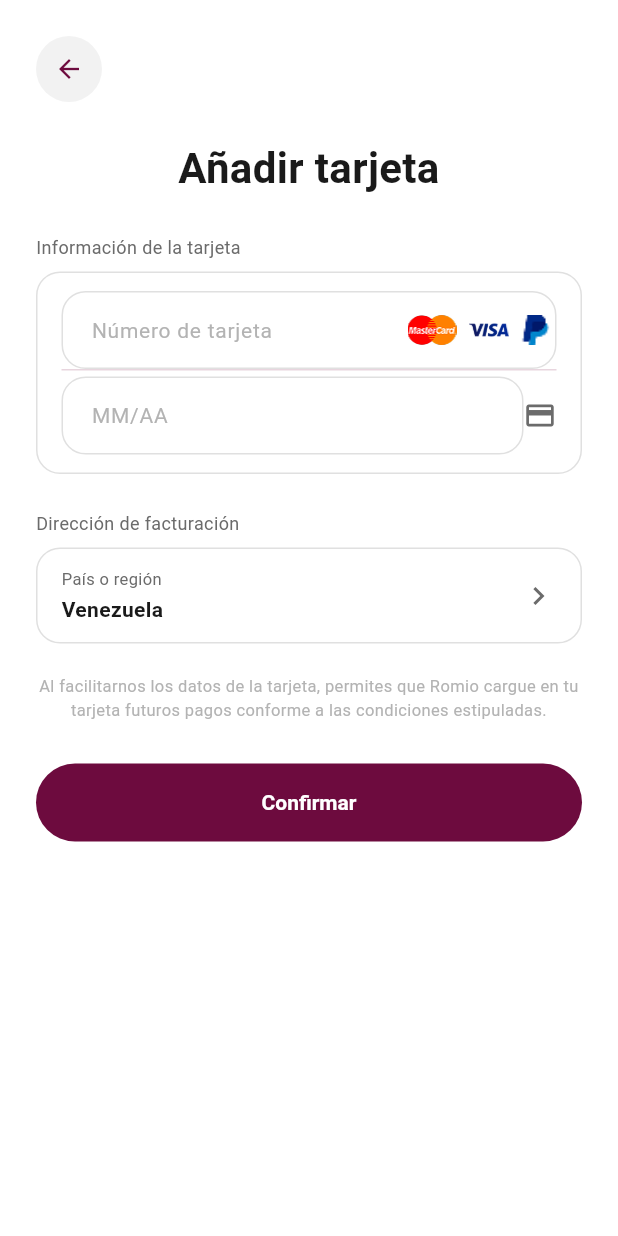
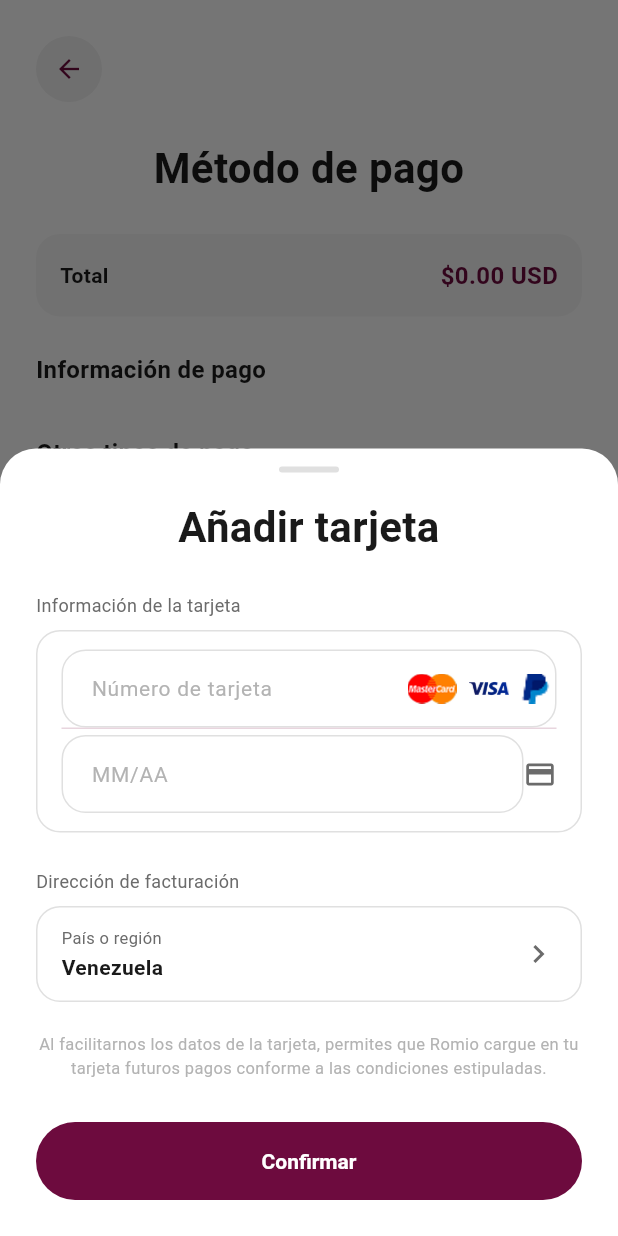
Before and after one commit to umairhassan003/Romio, a Flutter app: the PaymentScreen screen opened by its route, after a tap on "Elegir otro método de pago", on a phone screen of 412 x 824 dp. Run offline on Flutter 3.47's test engine with Material 3 defaults, Android fonts, the phone set to English and light mode, and no system bars; our stand-ins replace cached_network_image, file_picker, flutter_map, flutter_svg, go_router, latlong2 and 4 more; accounts and stored records are empty; generated files the repository leaves out were written again.

Commit message:
feat: update AddCardScreen to support modal bottom sheet presentation alongside existing full-screen view

```diff
--- a/lib/mobile/features/payment/screens/add_card_screen.dart
+++ b/lib/mobile/features/payment/screens/add_card_screen.dart
@@ -1,6 +1,5 @@
 import 'package:flutter/material.dart';
 import 'package:flutter/services.dart';
-import 'package:go_router/go_router.dart';
 import 'package:provider/provider.dart';
 import 'package:flutter_gen/gen_l10n/app_localizations.dart';
 
@@ -15,8 +14,13 @@ import '../widgets/card_brand_logo.dart';
 /// "Añadir tarjeta" — collects a card (number, expiry, billing country) and
 /// adds it to the in-memory [CardWalletProvider]. Per product rules the CVV is
 /// NOT collected here (only at pay time), and nothing is written to Supabase.
+///
+/// Presentable two ways: as a full-screen route (default) or, when
+/// [isBottomSheet] is true, as the body of a modal bottom sheet. Both pop with
+/// the created [SavedCard] via `Navigator.pop`, so it works in either host.
 class AddCardScreen extends StatefulWidget {
-  const AddCardScreen({super.key});
+  final bool isBottomSheet;
+  const AddCardScreen({super.key, this.isBottomSheet = false});
 
   @override
   State<AddCardScreen> createState() => _AddCardScreenState();
@@ -50,6 +54,49 @@ class _AddCardScreenState extends State<AddCardScreen> {
   Widget build(BuildContext context) {
     final l10n = AppLocalizations.of(context);
 
+    if (widget.isBottomSheet) {
+      // ── Modal bottom-sheet presentation ──
+      return Padding(
+        padding: EdgeInsets.only(bottom: MediaQuery.of(context).viewInsets.bottom),
+        child: Container(
+          decoration: const BoxDecoration(
+            color: AppColors.backgroundWhite,
+            borderRadius: BorderRadius.vertical(top: Radius.circular(24)),
+          ),
+          child: SafeArea(
+            top: false,
+            child: Form(
+              key: _formKey,
+              child: SingleChildScrollView(
+                padding: const EdgeInsets.fromLTRB(24, 12, 24, 24),
+                child: Column(
+                  mainAxisSize: MainAxisSize.min,
+                  crossAxisAlignment: CrossAxisAlignment.stretch,
+                  children: [
+                    Center(
+                      child: Container(
+                        width: 40,
+                        height: 4,
+                        decoration: BoxDecoration(
+                          color: AppColors.borderField,
+                          borderRadius: BorderRadius.circular(2),
+                        ),
+                      ),
+                    ),
+                    const SizedBox(height: 16),
+                    _title(l10n),
+                    const SizedBox(height: 24),
+                    ..._formChildren(l10n),
+                  ],
+                ),
+              ),
+            ),
+          ),
+        ),
+      );
+    }
+
+    // ── Full-screen presentation ──
     return Scaffold(
       backgroundColor: AppColors.backgroundWhite,
       body: SafeArea(
@@ -61,7 +108,7 @@ class _AddCardScreenState extends State<AddCardScreen> {
               Align(
                 alignment: Alignment.centerLeft,
                 child: GestureDetector(
-                  onTap: () => context.pop(),
+                  onTap: () => Navigator.of(context).pop(),
                   child: Container(
                     width: 44,
                     height: 44,
@@ -75,15 +122,27 @@ class _AddCardScreenState extends State<AddCardScreen> {
                 ),
               ),
               const SizedBox(height: 24),
-              Center(
+              _title(l10n),
+              const SizedBox(height: 24),
+              ..._formChildren(l10n),
+            ],
+          ),
+        ),
+      ),
+    );
+  }
+
+  Widget _title(AppLocalizations? l10n) => Center(
         child: Text(
           l10n?.addCardTitle ?? 'Añadir tarjeta',
           textAlign: TextAlign.center,
           style: AppTextStyles.headingXL.copyWith(color: AppColors.textPrimary),
         ),
-              ),
-              const SizedBox(height: 24),
+      );
 
+  /// The card-information + billing + disclaimer + confirm section, shared by
+  /// both the screen and the bottom-sheet layouts.
+  List<Widget> _formChildren(AppLocalizations? l10n) => [
         // ── Card information ──────────────────────────────────
         Text(
           l10n?.addCardInfoSection ?? 'Información de la tarjeta',
@@ -106,8 +165,8 @@ class _AddCardScreenState extends State<AddCardScreen> {
                   isDense: true,
                   border: InputBorder.none,
                   hintText: l10n?.paymentCardNumber ?? 'Número de tarjeta',
-                        hintStyle: AppTextStyles.bodyM
-                            .copyWith(color: AppColors.textTertiary),
+                  hintStyle:
+                      AppTextStyles.bodyM.copyWith(color: AppColors.textTertiary),
                   suffixIcon: Padding(
                     padding: const EdgeInsets.only(right: 4),
                     child: AcceptedBrandsRow(
@@ -177,8 +236,7 @@ class _AddCardScreenState extends State<AddCardScreen> {
                     ],
                   ),
                 ),
-                      const Icon(Icons.chevron_right,
-                          color: AppColors.textSecondary),
+                const Icon(Icons.chevron_right, color: AppColors.textSecondary),
               ],
             ),
           ),
@@ -201,8 +259,8 @@ class _AddCardScreenState extends State<AddCardScreen> {
             onPressed: _onConfirm,
             style: ElevatedButton.styleFrom(
               backgroundColor: AppColors.primaryBurgundy,
-                    shape: RoundedRectangleBorder(
-                        borderRadius: BorderRadius.circular(28)),
+              shape:
+                  RoundedRectangleBorder(borderRadius: BorderRadius.circular(28)),
               elevation: 0,
             ),
             child: Text(
@@ -211,12 +269,7 @@ class _AddCardScreenState extends State<AddCardScreen> {
             ),
           ),
         ),
-            ],
-          ),
-        ),
-      ),
-    );
-  }
+      ];
 
   Widget _fieldCard({required Widget child}) => Container(
         padding: const EdgeInsets.symmetric(horizontal: 16, vertical: 12),
@@ -327,7 +380,7 @@ class _AddCardScreenState extends State<AddCardScreen> {
           billingCountry: _country,
         );
 
-    context.pop(card);
+    Navigator.of(context).pop(card);
   }
 
   bool _passesLuhn(String number) {
--- a/lib/mobile/features/reservation/screens/payment_screen.dart
+++ b/lib/mobile/features/reservation/screens/payment_screen.dart
@@ -14,6 +14,7 @@ import '../../auth/providers/auth_provider.dart';
 import '../../payment/models/saved_card.dart';
 import '../../payment/providers/card_wallet_provider.dart';
 import '../../payment/widgets/card_brand_logo.dart';
+import '../../payment/screens/add_card_screen.dart';
 import '../widgets/paypal_approval_screen.dart';
 
 enum _PayMode { card, paypal }
@@ -44,10 +45,11 @@ class _PaymentScreenState extends State<PaymentScreen> {
   @override
   void initState() {
     super.initState();
-    _termsRecognizer = TapGestureRecognizer()
-      ..onTap = () => context.push('/profile/terms');
-    _privacyRecognizer = TapGestureRecognizer()
-      ..onTap = () => context.push('/profile/privacy-policy');
+    _termsRecognizer =
+        TapGestureRecognizer()..onTap = () => context.push('/profile/terms');
+    _privacyRecognizer =
+        TapGestureRecognizer()
+          ..onTap = () => context.push('/profile/privacy-policy');
   }
 
   @override
@@ -62,7 +64,8 @@ class _PaymentScreenState extends State<PaymentScreen> {
   /// "Privacy Policy" rendered bold + tappable (links to their pages). The link
   /// phrases are matched inside the localized sentence so it stays translatable.
   Widget _buildTermsText(AppLocalizations? l10n) {
-    final full = l10n?.paymentTermsAccept ??
+    final full =
+        l10n?.paymentTermsAccept ??
         'He leído y acepto los Términos y Condiciones y las Políticas de Privacidad.';
     final termsLabel = l10n?.termsLinkLabel ?? 'Términos y Condiciones';
     final privacyLabel = l10n?.privacyLinkLabel ?? 'Políticas de Privacidad';
@@ -86,7 +89,9 @@ class _PaymentScreenState extends State<PaymentScreen> {
       if (start > cursor) {
         spans.add(TextSpan(text: full.substring(cursor, start), style: base));
       }
-      spans.add(TextSpan(text: label, style: linkStyle, recognizer: recognizer));
+      spans.add(
+        TextSpan(text: label, style: linkStyle, recognizer: recognizer),
+      );
       cursor = start + label.length;
     }
     if (cursor < full.length) {
@@ -467,7 +472,14 @@ class _PaymentScreenState extends State<PaymentScreen> {
   }
 
   Future<void> _addCard() async {
-    final card = await context.push<SavedCard>('/profile/add-card');
+    // Present the add-card form as a modal bottom sheet (slides up on this
+    // screen) instead of navigating to a separate page.
+    final card = await showModalBottomSheet<SavedCard>(
+      context: context,
+      isScrollControlled: true,
+      backgroundColor: Colors.transparent,
+      builder: (_) => const AddCardScreen(isBottomSheet: true),
+    );
     if (card != null && mounted) {
       setState(() => _mode = _PayMode.card);
     }
```
Lines whose indentation alone changed are shown as unchanged.
